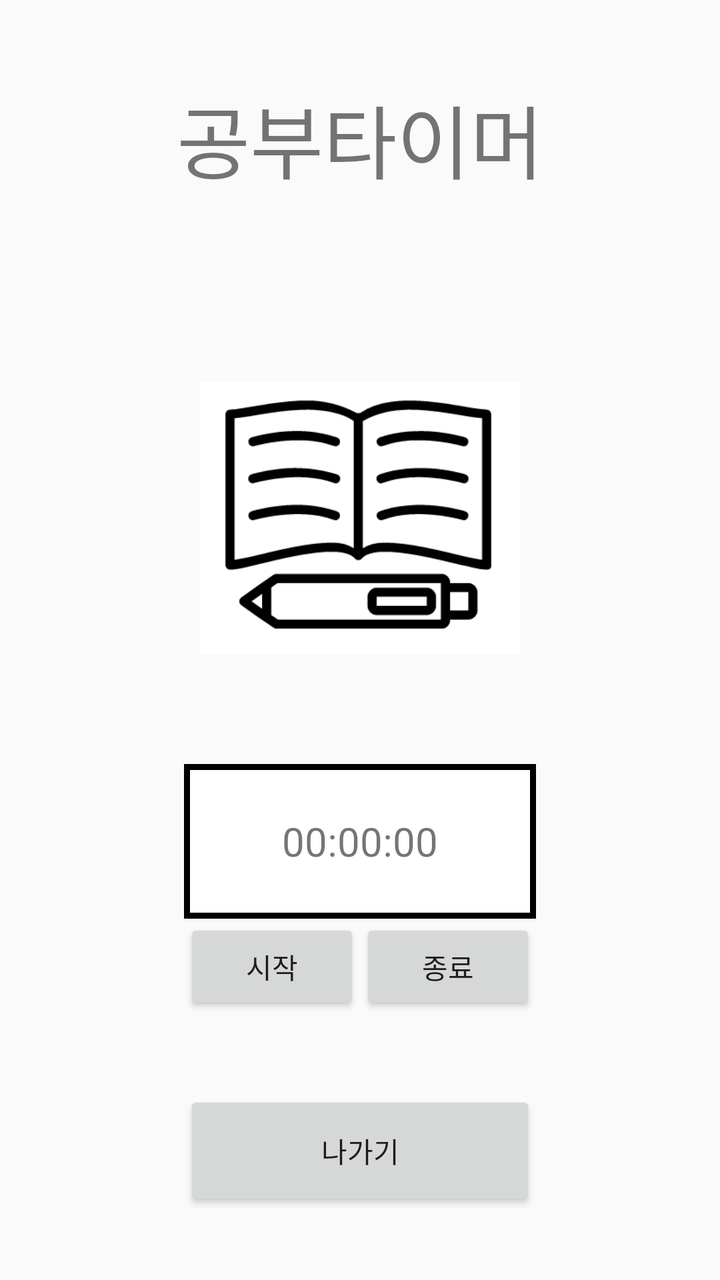
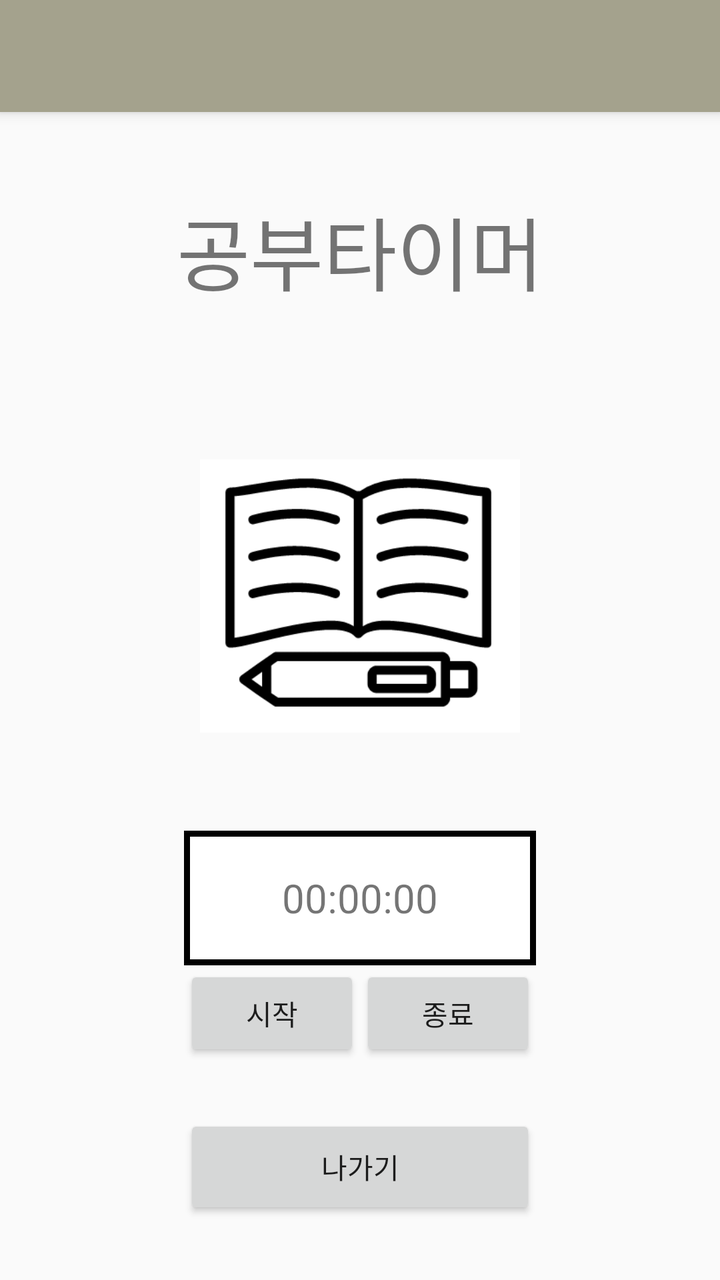

Before-and-after screenshots of an Android layout around one commit, followed by the original layout XML and the change that was made.
<!-- AndroidManifest.xml: application theme AppTheme -->
<!-- res/layout/activity_study_function.xml -->
<?xml version="1.0" encoding="utf-8"?>
<LinearLayout xmlns:android="http://schemas.android.com/apk/res/android"
    xmlns:app="http://schemas.android.com/apk/res-auto"
    xmlns:tools="http://schemas.android.com/tools"
    android:layout_width="match_parent"
    android:layout_height="match_parent"
    tools:context=".Study_function"
    android:orientation="vertical">


        <LinearLayout
            android:layout_width="match_parent"
            android:layout_height="match_parent"
            android:weightSum="5"
            android:layout_gravity="center"
            android:orientation="vertical">
            <TextView
                android:layout_width="wrap_content"
                android:layout_height="0dp"
                android:layout_gravity="center"
                android:text="공부타이머"
                android:layout_marginTop="40dp"
                android:layout_weight="1"
                android:textSize="40dp"/>

            <ImageView
                android:id="@+id/study_state"
                android:src="@drawable/study_off"
                android:layout_gravity="center"
                android:layout_weight="1"
                android:layout_width="160dp"
                android:layout_height="160dp"
                android:layout_marginTop="10dp"/>

            <LinearLayout
                android:layout_width="wrap_content"
                android:layout_height="0dp"
                android:orientation="vertical"
                android:layout_marginTop="0dp"
                android:layout_gravity="center"
                android:layout_weight="3"
                android:weightSum="3">
                <TextView
                    android:id="@+id/studytimer_time"
                    android:layout_width="match_parent"
                    android:gravity="center"
                    android:textAlignment="center"
                    android:textSize="20dp"
                    android:background="@drawable/edge"
                    android:layout_height="0dp"
                    android:text="00:00:00"
                    android:layout_weight="0.9"/>

                <LinearLayout
                    android:layout_width="wrap_content"
                    android:layout_height="0dp"
                    android:layout_gravity="center_horizontal"
                    android:layout_weight="1">
                    <Button
                        android:id="@+id/timer_start"
                        android:layout_width="wrap_content"
                        android:layout_height="wrap_content"
                        android:text="시작"
                        android:onClick="Timer"/>
                    <Button
                        android:id="@+id/timer_finish"
                        android:layout_width="wrap_content"
                        android:layout_height="wrap_content"
                        android:text="종료"
                        android:onClick="Timer"/>
                </LinearLayout>

                <Button
                    android:layout_width="match_parent"
                    android:layout_height="0dp"
                    android:layout_weight="0.7"
                    android:text="나가기"
                    android:id="@+id/exit2"/>
            </LinearLayout>



        </LinearLayout>


</LinearLayout>
<!-- resources referenced by this layout -->
<resources>
  <!-- drawable edge (drawable) -->
  <?xml version="1.0" encoding="utf-8"?>
  <layer-list xmlns:android="http://schemas.android.com/apk/res/android">
      <item>
          <shape android:shape="rectangle">
              <stroke android:width = "3dp" android:color ="#000000"/>
              <solid android:color="#FFFFFF"/>
          </shape>
      </item>
  
  </layer-list>
  <!-- drawable study_off: png bitmap (drawable, 7536 bytes) -->
  <style name="AppTheme" parent="Theme.AppCompat.Light.DarkActionBar">
          
          <item name="colorPrimary">@color/colorPrimary</item>
          <item name="colorPrimaryDark">@color/colorPrimaryDark</item>
          <item name="colorAccent">@color/colorAccent</item>
      </style>
  <color name="colorPrimary">#A4A28D</color>
  <color name="colorPrimaryDark">#FFFFFF</color>
  <color name="colorAccent">#03DAC5</color>
</resources>

<!-- the commit's change to res/layout/activity_study_function.xml (unified diff, before → after) -->
@@ -6,6 +6,16 @@
     android:layout_height="match_parent"
     tools:context=".Study_function"
     android:orientation="vertical">
+
+
+    <android.support.v7.widget.Toolbar
+        android:id="@+id/my_toolbar"
+        android:layout_width="match_parent"
+        android:layout_height="?attr/actionBarSize"
+        android:background="?attr/colorPrimary"
+        android:elevation="4dp"
+        android:theme="@style/ThemeOverlay.AppCompat.ActionBar"
+        app:popupTheme="@style/ThemeOverlay.AppCompat.Light"/>
 
 
         <LinearLayout
<!-- resource entries referenced after the edit -->
@@ -12,7 +12,7 @@
   
   </layer-list>
   <!-- drawable study_off: png bitmap (drawable, 7536 bytes) -->
-  <style name="AppTheme" parent="Theme.AppCompat.Light.DarkActionBar">
+  <style name="AppTheme" parent="Theme.AppCompat.Light.NoActionBar">
           
           <item name="colorPrimary">@color/colorPrimary</item>
           <item name="colorPrimaryDark">@color/colorPrimaryDark</item>
